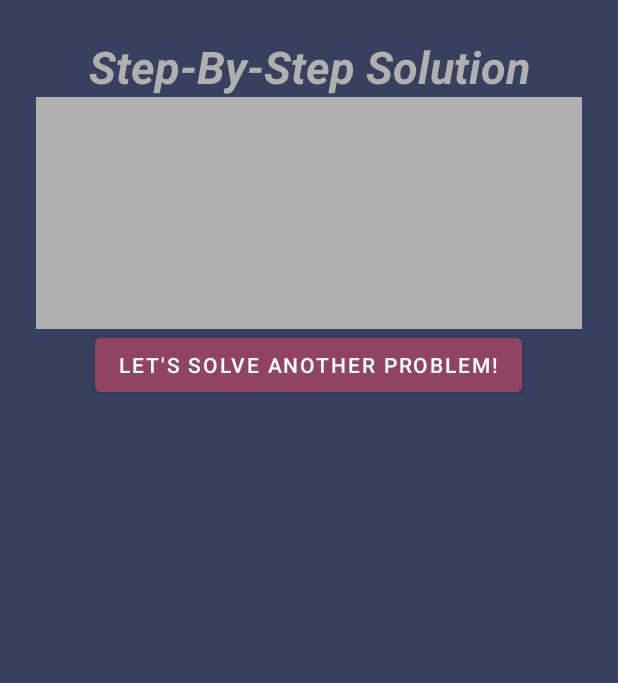
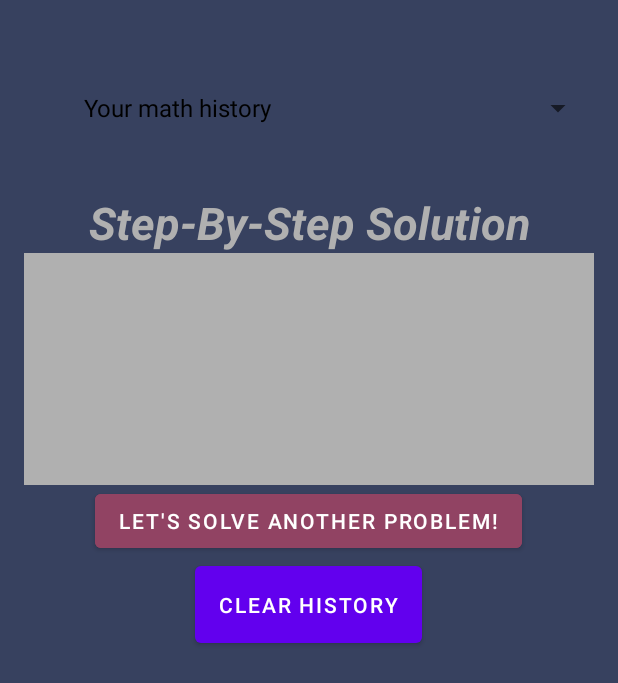
Before and after one commit to trayshiwala/PEMDAS-Calculator, an Android app: the NextFragment screen opened through its navigation route, on a phone screen of 412 x 824 dp. Shown: the top 683 px of the screen. Run offline under Robolectric (Android 15) with nearby library versions, the phone set to English and light mode, and no system bars; our stand-ins replace navigation-ui; 1 statement that could not run was skipped.

Commit message:
Improved NextFragment functionality and updated layout and string resources

```diff
--- a/app/src/main/java/com/mobileapp/pemdascalculator/NextFragment.java
+++ b/app/src/main/java/com/mobileapp/pemdascalculator/NextFragment.java
@@ -4,15 +4,22 @@ import android.os.Bundle;
 import android.view.LayoutInflater;
 import android.view.View;
 import android.view.ViewGroup;
+import android.widget.AdapterView;
+import android.widget.ArrayAdapter;
 import android.widget.Button;
+import android.widget.Spinner;
 import android.widget.TextView;
 import androidx.annotation.NonNull;
 import androidx.annotation.Nullable;
 import androidx.fragment.app.Fragment;
 import androidx.navigation.Navigation;
+import java.util.ArrayList;
 import java.util.Stack;
 
 public class NextFragment extends Fragment {
+    private static final ArrayList<String> equationHistory = new ArrayList<>();
+    private ArrayAdapter<String> historyAdapter;
+
     @Nullable
     @Override
     public View onCreateView(@NonNull LayoutInflater inflater, @Nullable ViewGroup container, @Nullable Bundle savedInstanceState) {
@@ -24,16 +31,53 @@ public class NextFragment extends Fragment {
         super.onViewCreated(view, savedInstanceState);
 
         TextView solutionText = view.findViewById(R.id.solutionText);
+        Spinner historySpinner = view.findViewById(R.id.historySpinner);
+        Button solveAnother = view.findViewById(R.id.btn_solve_another);
+        Button clearHistory = view.findViewById(R.id.btn_clear_history);
+
+        ArrayList<String> spinnerItems = new ArrayList<>();
+        spinnerItems.add("Your math history");
+        spinnerItems.addAll(equationHistory);
+
+        historyAdapter = new ArrayAdapter<>(requireContext(), android.R.layout.simple_spinner_dropdown_item, spinnerItems);
+        historySpinner.setAdapter(historyAdapter);
+
         Bundle args = getArguments();
         if (args != null) {
             String equation = args.getString("equation");
             String steps = evaluateWithSteps(equation);
             solutionText.setText("Your equation: \n\n" + equation + "\n\n\n" + steps);
+
+            if (!equationHistory.contains(equation)) {
+                equationHistory.add(equation);
+                spinnerItems.add(equation);
+                historyAdapter.notifyDataSetChanged();
+            }
+            historySpinner.setSelection(0); // Ensure "Your math history" remains as the prompt
         }
 
-        Button solveAnother = view.findViewById(R.id.btn_solve_another);
-        solveAnother.setOnClickListener(v -> {
-            Navigation.findNavController(v).navigate(R.id.action_nextFragment_to_welcomeFragment);
+        historySpinner.setOnItemSelectedListener(new AdapterView.OnItemSelectedListener() {
+            @Override
+            public void onItemSelected(AdapterView<?> parent, View view, int position, long id) {
+                if (position > 0) { // Skip "Your math history" item
+                    String selectedEquation = equationHistory.get(position - 1);
+                    String steps = evaluateWithSteps(selectedEquation);
+                    solutionText.setText("Your equation: \n\n" + selectedEquation + "\n\n\n" + steps);
+                }
+            }
+
+            @Override
+            public void onNothingSelected(AdapterView<?> parent) {
+            }
+        });
+
+        solveAnother.setOnClickListener(v -> Navigation.findNavController(v).navigate(R.id.action_nextFragment_to_welcomeFragment));
+
+        clearHistory.setOnClickListener(v -> {
+            equationHistory.clear();
+            spinnerItems.clear();
+            spinnerItems.add("Your math history");
+            historyAdapter.notifyDataSetChanged();
         });
     }
 
--- a/app/src/main/res/layout/fragment_next.xml
+++ b/app/src/main/res/layout/fragment_next.xml
@@ -9,8 +9,17 @@
         android:layout_width="match_parent"
         android:layout_height="wrap_content"
         android:orientation="vertical"
-        android:padding="24dp"
+
+        android:padding="16dp"
+
         android:gravity="center">
+
+        <Spinner
+            android:id="@+id/historySpinner"
+            android:layout_width="match_parent"
+            android:layout_height="wrap_content"
+            android:padding="32dp"
+            android:prompt="@string/your_math_history" />
 
         <TextView
             android:layout_width="match_parent"
@@ -36,7 +45,20 @@
             android:layout_width="wrap_content"
             android:layout_height="wrap_content"
             android:layout_gravity="center_horizontal"
+
             android:text="@string/anotherProblemLabel"
             android:backgroundTint="@color/maroon"/>
+
+            android:padding="16dp"
+            android:text="Let's Solve Another Problem!" />
+
+        <Button
+            android:id="@+id/btn_clear_history"
+            android:layout_width="wrap_content"
+            android:layout_height="wrap_content"
+            android:layout_gravity="center_horizontal"
+            android:padding="16dp"
+            android:text="Clear History" />
+
     </LinearLayout>
 </ScrollView>
--- a/app/src/main/res/values/strings.xml
+++ b/app/src/main/res/values/strings.xml
@@ -29,4 +29,8 @@
     <string name="anotherProblemLabel">Let\'s Solve Another Problem!</string>
     <string name="solutionTitle">Step-By-Step Solution</string>
     <string name="inputHint">Enter Expression</string>
+
+    <string name="select_equation_prompt">Select a previous equation</string>
+    <string name="your_math_history">Your math history</string>
+
 </resources>
```
